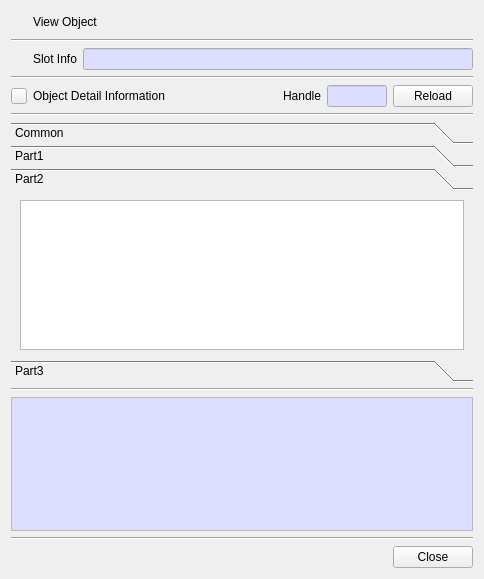
First picture: the form in CryptokiMan/object_view_dlg.ui, repository jykim74/CryptokiMan, before the edit.
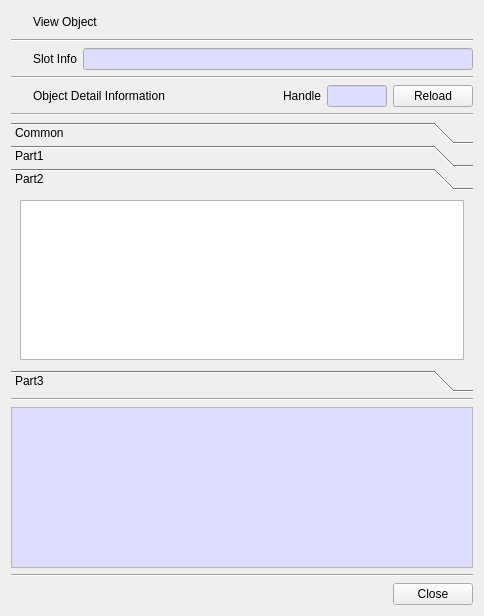
Second picture: the form after the edit. Icons and pictures are not drawn.

The edit to the form file:
```diff
--- a/CryptokiMan/object_view_dlg.ui
+++ b/CryptokiMan/object_view_dlg.ui
@@ -7,7 +7,7 @@
     <x>0</x>
     <y>0</y>
     <width>484</width>
-    <height>579</height>
+    <height>616</height>
    </rect>
   </property>
   <property name="windowTitle">
@@ -263,6 +263,9 @@
        <property name="default">
         <bool>false</bool>
        </property>
+       <property name="flat">
+        <bool>true</bool>
+       </property>
       </widget>
      </item>
     </layout>
@@ -352,7 +355,7 @@
        <rect>
         <x>0</x>
         <y>0</y>
-        <width>466</width>
+        <width>460</width>
         <height>160</height>
        </rect>
       </property>
```
Left out of the diff: 6 changed lines with no effect on the pictures.
